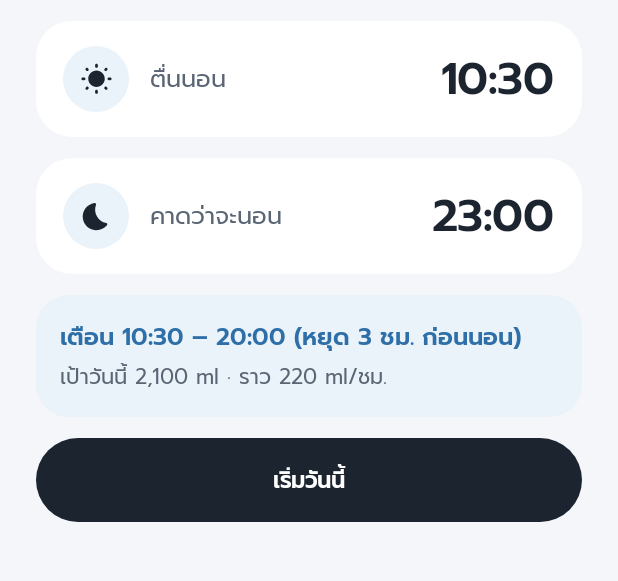
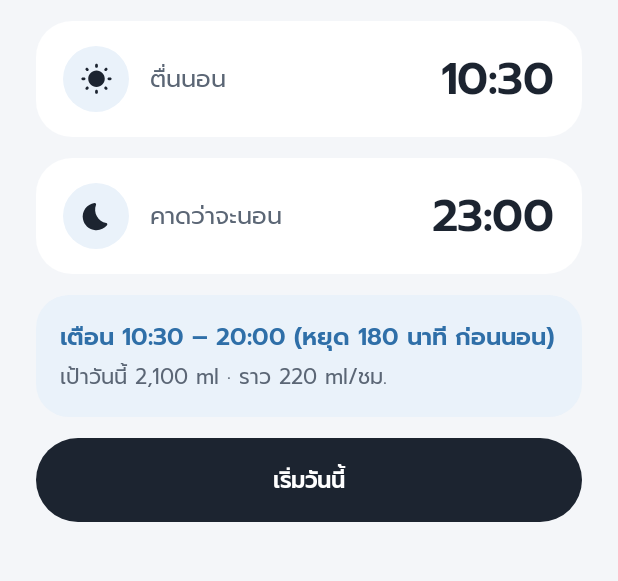
Before and after one commit to coolza254-lgtm/Mizu, an Android app built with Jetpack Compose: the screen it shows after launch (MainActivity), on a phone screen of 412 x 824 dp, the part 506-1087 px from its top. Run offline under Robolectric (Android 15) with nearby library versions, the phone set to English and light mode, and no system bars; our stand-ins replace Room's generated code; pictures from the network do not load; 1 statement that could not run was skipped.

Commit message:
Make the quiet period before bedtime a setting
Reminders stop a configurable number of minutes before the expected bed
time (default 3 hours). The setting sits in the reminders section, and
changing it re-plans today's window when today's plan was already made.
The day-plan label shows the chosen period in Thai, English and Japanese.

Co-Authored-By: Claude Haiku 5.5 <noreply@anthropic.com>
Claude-Session: https://claude.ai/code/session_01FWSYJE5EbNRasURjzHteu2

```diff
--- a/app/src/main/java/com/example/mizu/data/SettingsRepository.kt
+++ b/app/src/main/java/com/example/mizu/data/SettingsRepository.kt
@@ -53,6 +53,7 @@ class SettingsRepository(context: Context) {
         val sirenEnabled = booleanPreferencesKey("siren_enabled")
         val planDate = longPreferencesKey("plan_epoch_day")
         val bedTime = intPreferencesKey("bed_time_min")
+        val quietBeforeBed = intPreferencesKey("quiet_before_bed_min")
         val alarmDeficit = intPreferencesKey("alarm_deficit_ml")
         val lastReminder = longPreferencesKey("last_reminder_ms")
         val snoozeUntil = longPreferencesKey("snooze_until_ms")
@@ -97,6 +98,7 @@ class SettingsRepository(context: Context) {
             val plan = next.planDate
             if (plan == null) prefs.remove(Keys.planDate) else prefs[Keys.planDate] = plan.toEpochDay()
             prefs[Keys.bedTime] = next.bedTime.toSecondOfDay() / 60
+            prefs[Keys.quietBeforeBed] = next.quietBeforeBedMin
             prefs[Keys.alarmDeficit] = next.alarmDeficitMl
         }
     }
@@ -147,6 +149,7 @@ class SettingsRepository(context: Context) {
             sirenEnabled = this[Keys.sirenEnabled] ?: d.sirenEnabled,
             planDate = this[Keys.planDate]?.let { LocalDate.ofEpochDay(it) },
             bedTime = this[Keys.bedTime]?.let { LocalTime.of(it / 60, it % 60) } ?: d.bedTime,
+            quietBeforeBedMin = this[Keys.quietBeforeBed] ?: d.quietBeforeBedMin,
             alarmDeficitMl = this[Keys.alarmDeficit] ?: d.alarmDeficitMl,
         )
     }
--- a/app/src/main/java/com/example/mizu/ui/DayPlanScreen.kt
+++ b/app/src/main/java/com/example/mizu/ui/DayPlanScreen.kt
@@ -87,7 +87,12 @@ fun DayPlanScreen(settings: MizuSettings, now: LocalDateTime, onSave: (wake: Loc
             verticalArrangement = Arrangement.spacedBy(4.dp),
         ) {
             Text(
-                stringResource(R.string.plan_window, plan.reminderStart.format(TIME_FORMAT), plan.reminderEnd.format(TIME_FORMAT)),
+                stringResource(
+                    R.string.plan_window,
+                    plan.reminderStart.format(TIME_FORMAT),
+                    plan.reminderEnd.format(TIME_FORMAT),
+                    "${settings.quietBeforeBedMin} ${stringResource(R.string.unit_min)}",
+                ),
                 style = MaterialTheme.typography.titleMedium,
                 color = MizuColors.WaterDeep,
             )
--- a/app/src/main/res/values/strings.xml
+++ b/app/src/main/res/values/strings.xml
@@ -243,7 +243,8 @@
     <string name="plan_subtitle">วันนี้ตื่นกี่โมง และคาดว่าจะนอนกี่โมง Mizu จะวางแผนการดื่มน้ำให้ทั้งวัน</string>
     <string name="plan_wake">ตื่นนอน</string>
     <string name="plan_bed">คาดว่าจะนอน</string>
-    <string name="plan_window">เตือน %1$s – %2$s (หยุด 3 ชม. ก่อนนอน)</string>
+    <string name="plan_window">เตือน %1$s – %2$s (หยุด %3$s ก่อนนอน)</string>
+    <string name="quiet_before_bed">หยุดเตือนก่อนนอน</string>
     <string name="plan_pace">เป้าวันนี้ %1$s ml · ราว %2$s ml/ชม.</string>
     <string name="plan_start">เริ่มวันนี้</string>
 </resources>
--- a/core/src/main/kotlin/com/example/mizu/core/DayPlan.kt
+++ b/core/src/main/kotlin/com/example/mizu/core/DayPlan.kt
@@ -5,11 +5,9 @@ import java.time.LocalTime
 
 /**
  * Today's drinking window from the wake-up and expected bed times entered when the app is first opened each day:
- * reminders start at wake-up and stop [QUIET_BEFORE_BED_MIN] before bed, so the goal is not pushed right before sleep.
+ * reminders start at wake-up and stop [MizuSettings.quietBeforeBedMin] before bed, so the goal is not pushed right before sleep.
  */
 object DayPlan {
-    const val QUIET_BEFORE_BED_MIN = 180L
-
     /** Shortest window that still makes sense; a later bed time is pushed out to give at least this. */
     const val MIN_WINDOW_MIN = 120L
 
@@ -23,7 +21,7 @@ object DayPlan {
         val wakeMin = wake.toSecondOfDay() / 60L
         val bedMin = (bed.toSecondOfDay() / 60L).let { if (it <= wakeMin) it + 24 * 60 else it }
         val lastMin = 23 * 60L + 59
-        val endMin = (bedMin - QUIET_BEFORE_BED_MIN).coerceAtLeast(wakeMin + MIN_WINDOW_MIN).coerceAtMost(lastMin)
+        val endMin = (bedMin - settings.quietBeforeBedMin).coerceAtLeast(wakeMin + MIN_WINDOW_MIN).coerceAtMost(lastMin)
         val startMin = wakeMin.coerceAtMost(endMin - 1)
         return settings.copy(
             reminderStart = LocalTime.of((startMin / 60).toInt(), (startMin % 60).toInt()),
--- a/core/src/main/kotlin/com/example/mizu/core/Models.kt
+++ b/core/src/main/kotlin/com/example/mizu/core/Models.kt
@@ -78,8 +78,10 @@ data class MizuSettings(
     // ---- day plan (asked on the first open of each day) ----
     /** The day the wake / bed times were last entered; null = never. */
     val planDate: LocalDate? = null,
-    /** Expected bedtime last entered (reminders end [DayPlan.QUIET_BEFORE_BED_MIN] before it). */
+    /** Expected bedtime last entered (reminders end [quietBeforeBedMin] before it). */
     val bedTime: LocalTime = LocalTime.of(23, 0),
+    /** Minutes before [bedTime] when reminders stop, so the goal is not pushed right before sleep. */
+    val quietBeforeBedMin: Int = 180,
     val alarmDeficitMl: Int = 800,
 ) {
     /** The goal actually in effect for the chosen [goalMode]. */
```
Also changed, not shown: app/src/main/java/com/example/mizu/ui/MizuViewModel.kt (+7 -0 lines), app/src/main/java/com/example/mizu/ui/SettingsScreen.kt (+11 -2 lines), 3 other files.
